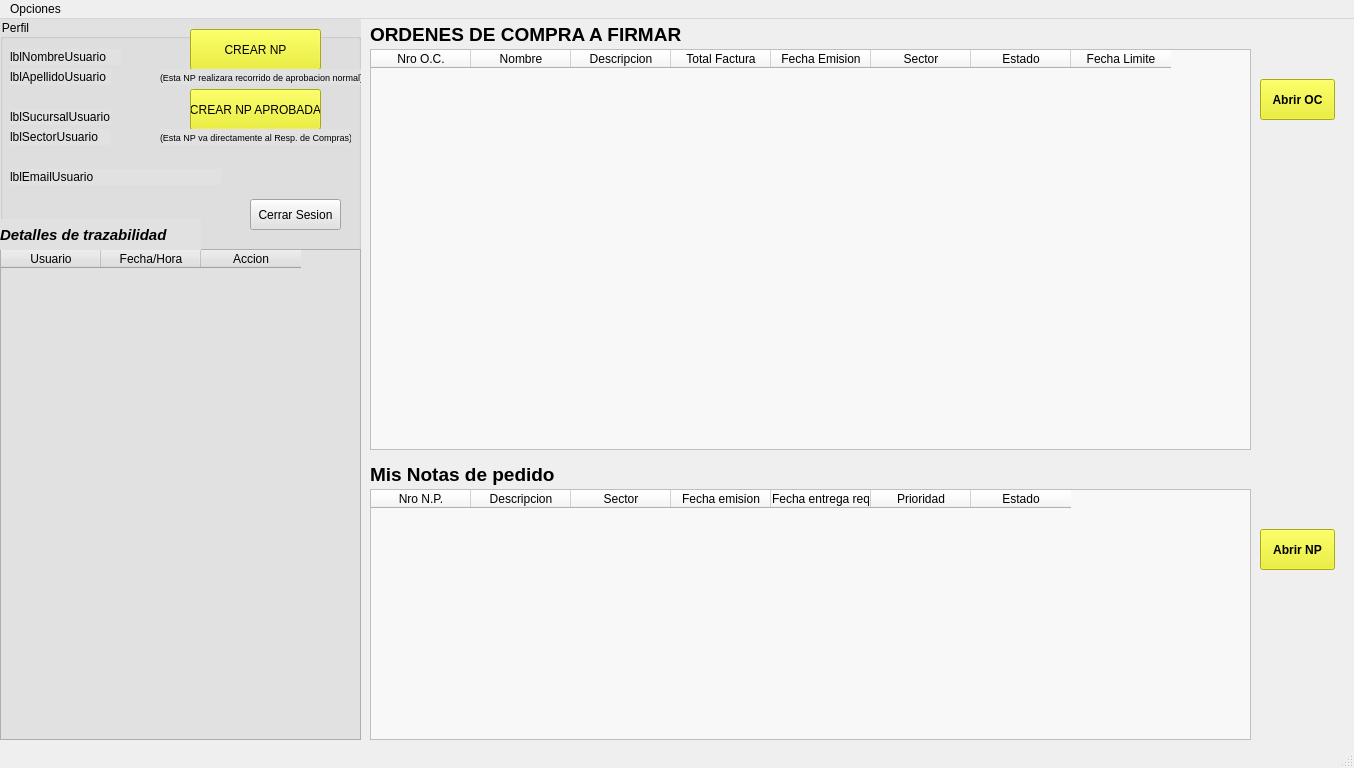
This is pantalla1Firma.ui in AyeQuinteros15/DemoPracticas as Qt 5 draws it before an edit. The edited form follows.
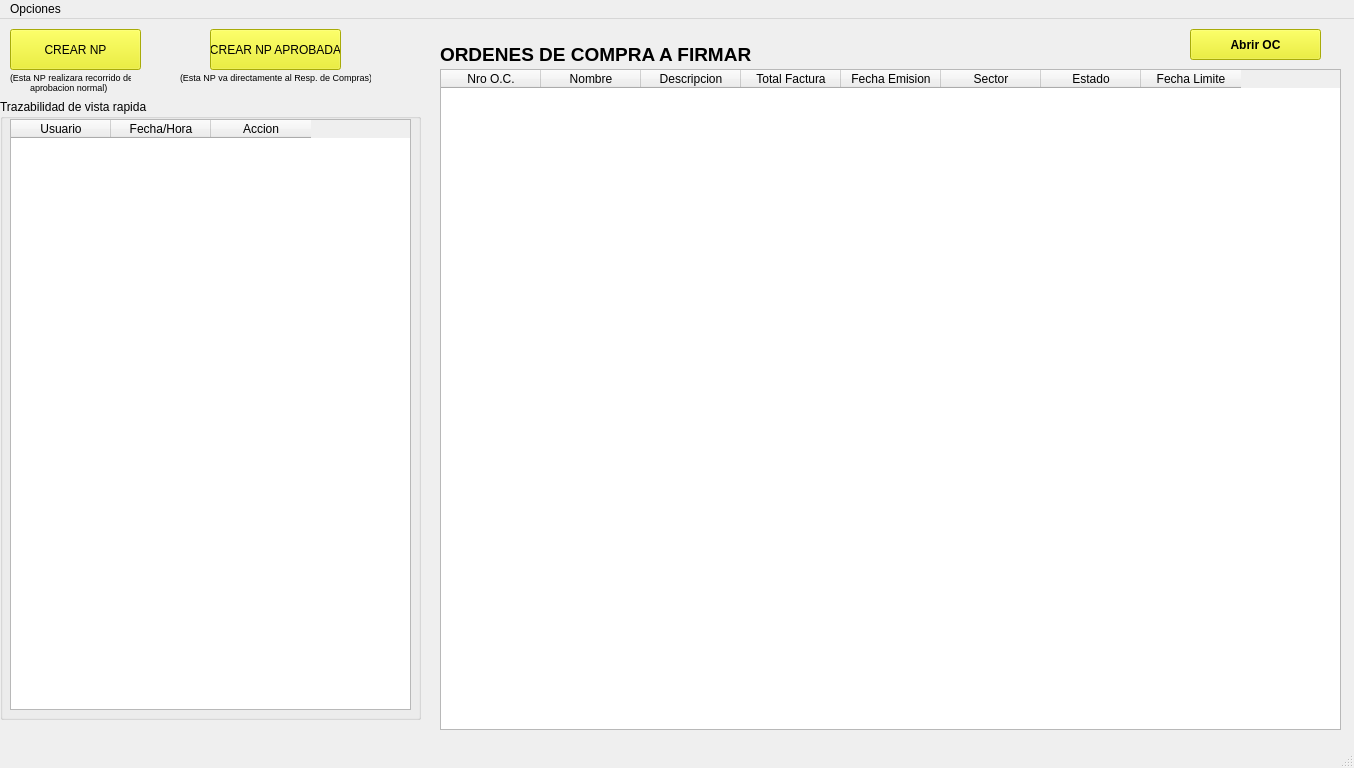
This is the edited form.

Patch:
```diff
--- a/pantalla1Firma.ui
+++ b/pantalla1Firma.ui
@@ -30,119 +30,21 @@
     <property name="geometry">
      <rect>
       <x>0</x>
-      <y>0</y>
-      <width>361</width>
-      <height>721</height>
+      <y>80</y>
+      <width>421</width>
+      <height>621</height>
      </rect>
     </property>
-    <property name="styleSheet">
-     <string notr="true">background-color: rgb(225, 225, 225);</string>
-    </property>
     <property name="title">
-     <string>Perfil</string>
+     <string>Trazabilidad de vista rapida</string>
     </property>
-    <widget class="QLabel" name="lblNombreUsuario">
-     <property name="geometry">
-      <rect>
-       <x>10</x>
-       <y>30</y>
-       <width>111</width>
-       <height>16</height>
-      </rect>
-     </property>
-     <property name="text">
-      <string>lblNombreUsuario</string>
-     </property>
-    </widget>
-    <widget class="QLabel" name="lblApellidoUsuario">
-     <property name="geometry">
-      <rect>
-       <x>10</x>
-       <y>50</y>
-       <width>101</width>
-       <height>16</height>
-      </rect>
-     </property>
-     <property name="text">
-      <string>lblApellidoUsuario</string>
-     </property>
-    </widget>
-    <widget class="QLabel" name="lblSucursalUsuario">
-     <property name="geometry">
-      <rect>
-       <x>10</x>
-       <y>90</y>
-       <width>101</width>
-       <height>16</height>
-      </rect>
-     </property>
-     <property name="text">
-      <string>lblSucursalUsuario</string>
-     </property>
-    </widget>
-    <widget class="QLabel" name="lblSectorUsuario">
-     <property name="geometry">
-      <rect>
-       <x>10</x>
-       <y>110</y>
-       <width>101</width>
-       <height>16</height>
-      </rect>
-     </property>
-     <property name="text">
-      <string>lblSectorUsuario</string>
-     </property>
-    </widget>
-    <widget class="QLabel" name="label">
-     <property name="geometry">
-      <rect>
-       <x>10</x>
-       <y>150</y>
-       <width>211</width>
-       <height>16</height>
-      </rect>
-     </property>
-     <property name="text">
-      <string>lblEmailUsuario</string>
-     </property>
-    </widget>
-    <widget class="QPushButton" name="btnCerrarSesion">
-     <property name="geometry">
-      <rect>
-       <x>250</x>
-       <y>180</y>
-       <width>91</width>
-       <height>31</height>
-      </rect>
-     </property>
-     <property name="text">
-      <string>Cerrar Sesion</string>
-     </property>
-    </widget>
-    <widget class="QPushButton" name="btnCrearNP_RC">
-     <property name="geometry">
-      <rect>
-       <x>190</x>
-       <y>10</y>
-       <width>131</width>
-       <height>41</height>
-      </rect>
-     </property>
-     <property name="styleSheet">
-      <string notr="true">background-color: rgb(235, 239, 13);
-color: rgb(0, 0, 0);</string>
-     </property>
-     <property name="text">
-      <string>CREAR NP</string>
-     </property>
-    </widget>
     <widget class="QTableWidget" name="tablaDetallesEstado">
      <property name="geometry">
       <rect>
-       <x>0</x>
-       <y>230</y>
-       <width>361</width>
-       <height>491</height>
+       <x>10</x>
+       <y>20</y>
+       <width>401</width>
+       <height>591</height>
       </rect>
      </property>
      <column>
@@ -161,92 +63,16 @@
       </property>
      </column>
     </widget>
-    <widget class="QLabel" name="label_5">
-     <property name="geometry">
-      <rect>
-       <x>0</x>
-       <y>200</y>
-       <width>201</width>
-       <height>31</height>
-      </rect>
-     </property>
-     <property name="font">
-      <font>
-       <pointsize>11</pointsize>
-       <italic>true</italic>
-       <bold>true</bold>
-      </font>
-     </property>
-     <property name="text">
-      <string>Detalles de trazabilidad</string>
-     </property>
-    </widget>
-    <widget class="QLabel" name="label_2">
-     <property name="geometry">
-      <rect>
-       <x>160</x>
-       <y>50</y>
-       <width>201</width>
-       <height>16</height>
-      </rect>
-     </property>
-     <property name="font">
-      <font>
-       <pointsize>7</pointsize>
-      </font>
-     </property>
-     <property name="text">
-      <string>(Esta NP realizara recorrido de aprobacion normal)</string>
-     </property>
-    </widget>
-    <widget class="QPushButton" name="btnCrearNPaprobada_F2">
-     <property name="geometry">
-      <rect>
-       <x>190</x>
-       <y>70</y>
-       <width>131</width>
-       <height>41</height>
-      </rect>
-     </property>
-     <property name="styleSheet">
-      <string notr="true">background-color: rgb(235, 239, 13);
-color: rgb(0, 0, 0);</string>
-     </property>
-     <property name="text">
-      <string>CREAR NP APROBADA</string>
-     </property>
-    </widget>
-    <widget class="QLabel" name="label_3">
-     <property name="geometry">
-      <rect>
-       <x>160</x>
-       <y>110</y>
-       <width>191</width>
-       <height>16</height>
-      </rect>
-     </property>
-     <property name="font">
-      <font>
-       <pointsize>7</pointsize>
-      </font>
-     </property>
-     <property name="text">
-      <string>(Esta NP va directamente al Resp. de Compras)</string>
-     </property>
-    </widget>
    </widget>
    <widget class="QTableWidget" name="tablaOCactivas1F">
     <property name="geometry">
      <rect>
-      <x>370</x>
-      <y>30</y>
-      <width>881</width>
-      <height>401</height>
+      <x>440</x>
+      <y>50</y>
+      <width>901</width>
+      <height>661</height>
      </rect>
     </property>
-    <property name="styleSheet">
-     <string notr="true">background-color: rgb(248, 248, 248);</string>
-    </property>
     <column>
      <property name="text">
       <string>Nro O.C.</string>
@@ -291,8 +117,8 @@
    <widget class="QLabel" name="label_4">
     <property name="geometry">
      <rect>
-      <x>370</x>
-      <y>0</y>
+      <x>440</x>
+      <y>20</y>
       <width>351</width>
       <height>31</height>
      </rect>
@@ -310,10 +136,10 @@
    <widget class="QPushButton" name="btnAbrirOC_1F">
     <property name="geometry">
      <rect>
-      <x>1260</x>
-      <y>60</y>
-      <width>75</width>
-      <height>41</height>
+      <x>1190</x>
+      <y>10</y>
+      <width>131</width>
+      <height>31</height>
      </rect>
     </property>
     <property name="font">
@@ -329,93 +155,92 @@
      <string>Abrir OC</string>
     </property>
    </widget>
-   <widget class="QTableWidget" name="tablaNPactivas1F">
+   <widget class="QPushButton" name="btnCrearNP_RC">
     <property name="geometry">
      <rect>
-      <x>370</x>
-      <y>470</y>
-      <width>881</width>
-      <height>251</height>
+      <x>10</x>
+      <y>10</y>
+      <width>131</width>
+      <height>41</height>
      </rect>
     </property>
     <property name="styleSheet">
-     <string notr="true">background-color: rgb(248, 248, 248);</string>
+     <string notr="true">background-color: rgb(235, 239, 13);
+color: rgb(0, 0, 0);</string>
     </property>
-    <column>
-     <property name="text">
-      <string>Nro N.P.</string>
-     </property>
-    </column>
-    <column>
-     <property name="text">
-      <string>Descripcion</string>
-     </property>
-    </column>
-    <column>
-     <property name="text">
-      <string>Sector</string>
-     </property>
-    </column>
-    <column>
-     <property name="text">
-      <string>Fecha emision</string>
-     </property>
-    </column>
-    <column>
-     <property name="text">
-      <string>Fecha entrega req</string>
-     </property>
-    </column>
-    <column>
-     <property name="text">
-      <string>Prioridad</string>
-     </property>
-    </column>
-    <column>
-     <property name="text">
-      <string>Estado</string>
-     </property>
-    </column>
+    <property name="text">
+     <string>CREAR NP</string>
+    </property>
    </widget>
-   <widget class="QLabel" name="label_6">
+   <widget class="QLabel" name="label_2">
     <property name="geometry">
      <rect>
-      <x>370</x>
-      <y>440</y>
-      <width>301</width>
-      <height>31</height>
+      <x>10</x>
+      <y>50</y>
+      <width>121</width>
+      <height>16</height>
      </rect>
     </property>
     <property name="font">
      <font>
-      <pointsize>14</pointsize>
-      <bold>true</bold>
+      <pointsize>7</pointsize>
      </font>
     </property>
     <property name="text">
-     <string>Mis Notas de pedido</string>
+     <string>(Esta NP realizara recorrido de</string>
     </property>
    </widget>
-   <widget class="QPushButton" name="btnAbrirNP_1F">
+   <widget class="QPushButton" name="btnCrearNPaprobada_F2">
     <property name="geometry">
      <rect>
-      <x>1260</x>
-      <y>510</y>
-      <width>75</width>
+      <x>210</x>
+      <y>10</y>
+      <width>131</width>
       <height>41</height>
      </rect>
     </property>
+    <property name="styleSheet">
+     <string notr="true">background-color: rgb(235, 239, 13);
+color: rgb(0, 0, 0);</string>
+    </property>
+    <property name="text">
+     <string>CREAR NP APROBADA</string>
+    </property>
+   </widget>
+   <widget class="QLabel" name="label_3">
+    <property name="geometry">
+     <rect>
+      <x>180</x>
+      <y>50</y>
+      <width>191</width>
+      <height>16</height>
+     </rect>
+    </property>
     <property name="font">
      <font>
-      <bold>true</bold>
+      <pointsize>7</pointsize>
      </font>
     </property>
-    <property name="styleSheet">
-     <string notr="true">background-color: rgb(235, 239, 13);
-color: rgb(0, 0, 0);</string>
+    <property name="text">
+     <string>(Esta NP va directamente al Resp. de Compras)</string>
     </property>
+   </widget>
+   <widget class="QLabel" name="label_5">
+    <property name="geometry">
+     <rect>
+      <x>30</x>
+      <y>60</y>
+      <width>91</width>
+      <height>16</height>
+     </rect>
+    </property>
+    <property name="font">
+     <font>
+      <pointsize>7</pointsize>
+     </font>
+    </property>
     <property name="text">
-     <string>Abrir NP</string>
+     <string>aprobacion normal)</string>
     </property>
    </widget>
   </widget>
```
Left out of the diff: 21 changed lines with no effect on the pictures.
